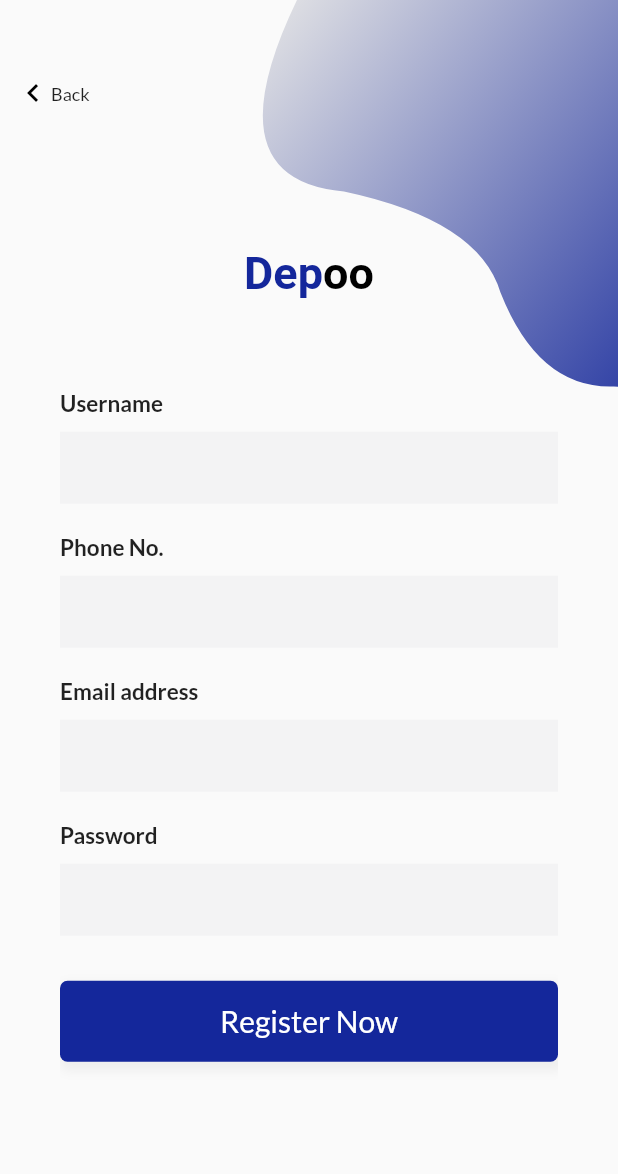
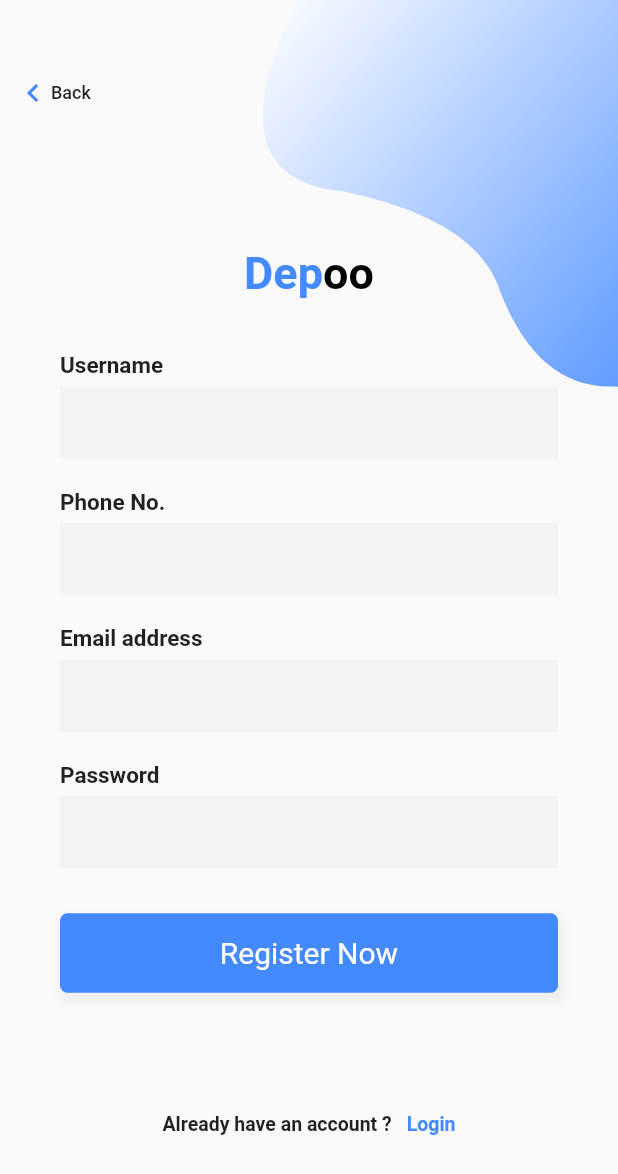
Before and after one commit to bilal-aamer/depoo, a Flutter app: the screen it shows after launch, after a tap on "Register now", on a phone screen of 412 x 824 dp. Shown: the top 1174 px of the screen. Run offline on Flutter 3.47's test engine with Material 2 defaults, Android fonts, the phone set to English and light mode, and no system bars.

Commit message:
UI Major Checkpoint Completion

```diff
--- a/app/lib/main.dart
+++ b/app/lib/main.dart
@@ -1,25 +1,19 @@
 import 'package:app/welcome_screen.dart';
 import 'package:flutter/material.dart';
-import 'package:google_fonts/google_fonts.dart';
+// import 'package:google_fonts/google_fonts.dart';
 
 void main() => runApp(MyApp());
 
 class MyApp extends StatelessWidget {
+  const MyApp({Key? key}) : super(key: key);
+
   // This widget is the root of your application.
   @override
   Widget build(BuildContext context) {
-    final textTheme = Theme.of(context).textTheme;
-    return MaterialApp(
-      title: 'DEPOO',
-      theme: ThemeData(
-        // 0xFF6DE0DC
-        primarySwatch: Colors.blue,
-        textTheme: GoogleFonts.latoTextTheme(textTheme).copyWith(
-          bodyText1: GoogleFonts.montserrat(textStyle: textTheme.bodyText1),
-        ),
-      ),
+    return const MaterialApp(
+      title: 'Depoo',
       debugShowCheckedModeBanner: false,
-      home: const WelcomeScreen(),
+      home: WelcomeScreen(),
     );
   }
 }
--- a/app/lib/signup_screen.dart
+++ b/app/lib/signup_screen.dart
@@ -47,8 +47,8 @@ class _SignUpScreenState extends State<SignUpScreen> {
                         begin: Alignment.topCenter,
                         end: Alignment.bottomCenter,
                         colors: [
-                          Color(0xffE6E6E6),
-                          Color(0xff14279B),
+                          Colors.white,
+                          Colors.blueAccent,
                         ],
                       ),
                     ),
@@ -71,7 +71,7 @@ class _SignUpScreenState extends State<SignUpScreen> {
                         style: TextStyle(
                           fontSize: 30,
                           fontWeight: FontWeight.w700,
-                          color: Color(0xff14279B),
+                          color: Colors.blueAccent,
                         ),
                         children: [
                           TextSpan(
@@ -82,7 +82,7 @@ class _SignUpScreenState extends State<SignUpScreen> {
                       ),
                     ),
                     const SizedBox(
-                      height: 50,
+                      height: 25,
                     ),
                     Column(
                       children: <Widget>[
@@ -97,7 +97,7 @@ class _SignUpScreenState extends State<SignUpScreen> {
                                     fontWeight: FontWeight.bold, fontSize: 15),
                               ),
                               SizedBox(
-                                height: 10,
+                                height: 5,
                               ),
                               TextField(
                                 obscureText: false,
@@ -121,7 +121,7 @@ class _SignUpScreenState extends State<SignUpScreen> {
                                     fontWeight: FontWeight.bold, fontSize: 15),
                               ),
                               SizedBox(
-                                height: 10,
+                                height: 5,
                               ),
                               TextField(
                                 keyboardType: TextInputType.phone,
@@ -146,7 +146,7 @@ class _SignUpScreenState extends State<SignUpScreen> {
                                     fontWeight: FontWeight.bold, fontSize: 15),
                               ),
                               SizedBox(
-                                height: 10,
+                                height: 5,
                               ),
                               TextField(
                                 keyboardType: TextInputType.emailAddress,
@@ -171,7 +171,7 @@ class _SignUpScreenState extends State<SignUpScreen> {
                                     fontWeight: FontWeight.bold, fontSize: 15),
                               ),
                               SizedBox(
-                                height: 10,
+                                height: 5,
                               ),
                               TextField(
                                 obscureText: true,
@@ -193,7 +193,7 @@ class _SignUpScreenState extends State<SignUpScreen> {
                       onTap: () => Navigator.pushReplacement(
                         context,
                         MaterialPageRoute(
-                          builder: (context) => const HomeScreen(),
+                          builder: (context) => HomeScreen(),
                         ),
                       ),
                       child: Container(
@@ -214,8 +214,8 @@ class _SignUpScreenState extends State<SignUpScreen> {
                             begin: Alignment.centerLeft,
                             end: Alignment.centerRight,
                             colors: [
-                              Color(0xff14279B),
-                              Color(0xff14279B),
+                              Colors.blueAccent,
+                              Colors.blueAccent,
                             ],
                           ),
                         ),
@@ -225,7 +225,7 @@ class _SignUpScreenState extends State<SignUpScreen> {
                         ),
                       ),
                     ),
-                    SizedBox(height: height * .14),
+                    SizedBox(height: height * .055),
                     InkWell(
                       onTap: () {
                         Navigator.push(
@@ -251,7 +251,7 @@ class _SignUpScreenState extends State<SignUpScreen> {
                             Text(
                               'Login',
                               style: TextStyle(
-                                  color: Color(0xff14279B),
+                                  color: Colors.blueAccent,
                                   fontSize: 13,
                                   fontWeight: FontWeight.w600),
                             ),
@@ -278,7 +278,7 @@ class _SignUpScreenState extends State<SignUpScreen> {
                         padding:
                             const EdgeInsets.only(left: 0, top: 10, bottom: 10),
                         child: const Icon(Icons.keyboard_arrow_left,
-                            color: Colors.black),
+                            color: Colors.blueAccent),
                       ),
                       const Text('Back',
                           style: TextStyle(
--- a/app/lib/theme.dart
+++ /dev/null
@@ -1,4 +0,0 @@
-import 'package:flutter/material.dart';
-
-
-// All theme and text presets to be stored here.
--- a/app/lib/welcome_screen.dart
+++ b/app/lib/welcome_screen.dart
@@ -1,7 +1,7 @@
 import 'package:app/login_screen.dart';
 import 'package:app/signup_screen.dart';
 import 'package:flutter/material.dart';
-import 'package:google_fonts/google_fonts.dart';
+// import 'package:google_fonts/google_fonts.dart';
 
 class WelcomeScreen extends StatelessWidget {
   const WelcomeScreen({Key? key}) : super(key: key);
@@ -26,8 +26,8 @@ class WelcomeScreen extends StatelessWidget {
               begin: Alignment.topCenter,
               end: Alignment.bottomCenter,
               colors: [
+                Colors.blue,
                 Colors.white,
-                Color(0xff14279B),
               ],
             ),
           ),
@@ -37,20 +37,25 @@ class WelcomeScreen extends StatelessWidget {
             children: <Widget>[
               RichText(
                 textAlign: TextAlign.center,
+                // ignore: prefer_const_constructors
                 text: TextSpan(
-                  text: 'Dep',
-                  style: GoogleFonts.portLligatSans(
+                  text: 'Depoo',
+                  style: const TextStyle(
+                    fontSize: 40,
+                    fontWeight: FontWeight.bold,
+                  ),
+                  /*GoogleFonts.portLligatSans(
                     textStyle: Theme.of(context).textTheme.headline1,
                     fontSize: 30,
                     fontWeight: FontWeight.w700,
                     color: Colors.white,
-                  ),
-                  children: const [
+                  ),*/
+                  /*children: const [
                     TextSpan(
                       text: 'oo',
                       style: TextStyle(color: Colors.black, fontSize: 30),
                     ),
-                  ],
+                  ],*/
                 ),
               ),
               const SizedBox(
```
Also changed, not shown: app/lib/about_screen.dart (added, +130 -0 lines), app/lib/home.dart (deleted, +0 -53 lines), app/lib/home_screen.dart (+67 -125 lines), app/lib/login.dart (deleted, +0 -10 lines), app/lib/login_screen.dart (+9 -9 lines).
